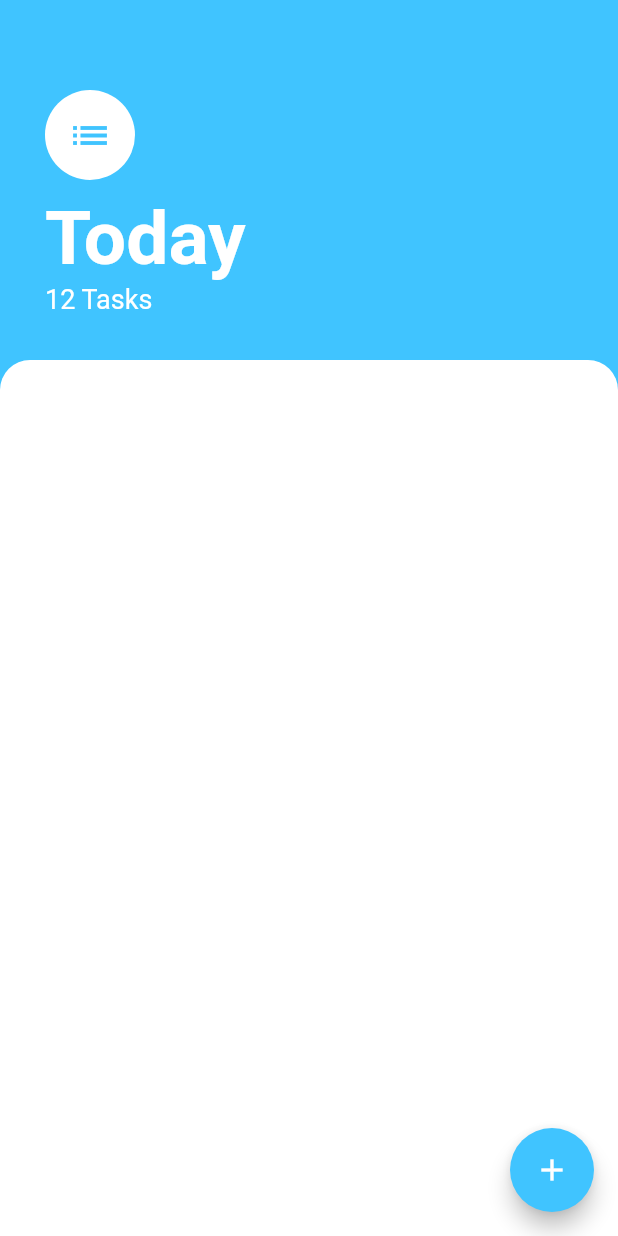
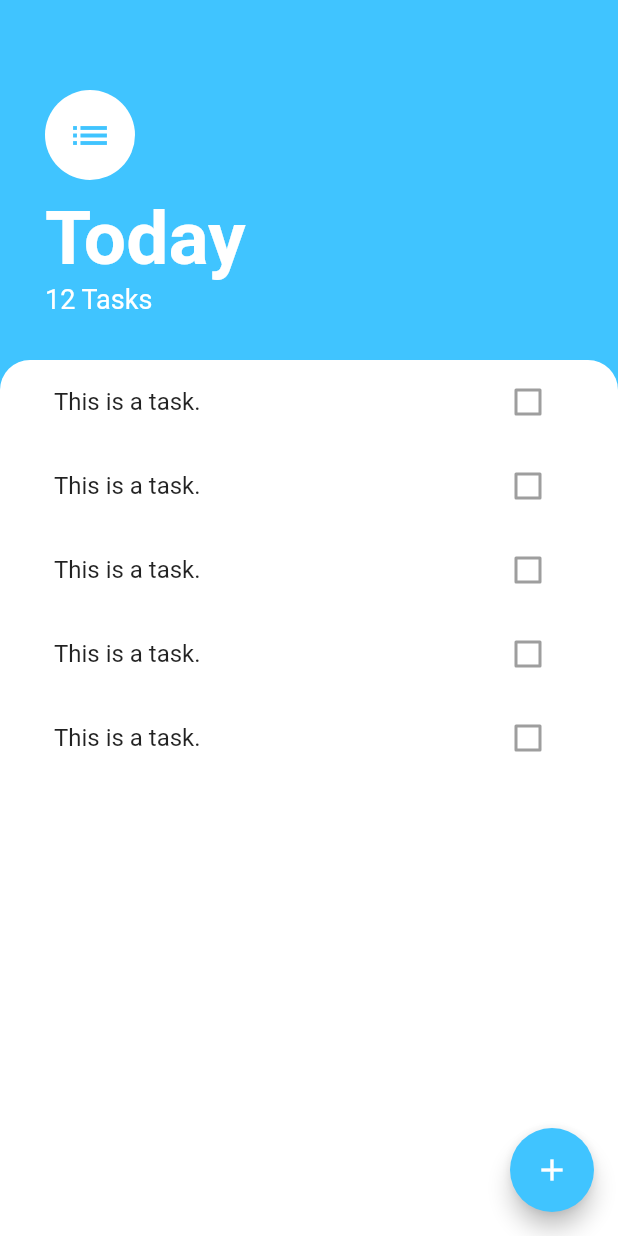
Before and after one commit to fghjjkl32/today_flutter, a Flutter app: the screen it shows after launch, on a phone screen of 412 x 824 dp. Run offline on Flutter 3.47's test engine with Material 2 defaults, Android fonts, the phone set to English and light mode, and no system bars.

Commit message:
feat | add : List view

```diff
--- a/lib/screens/tasks_screen.dart
+++ b/lib/screens/tasks_screen.dart
@@ -1,4 +1,5 @@
 import 'package:flutter/material.dart';
+import 'package:today_flutter/widgets/task_list.dart';
 
 class TasksScreen extends StatelessWidget {
   @override
@@ -50,6 +51,7 @@ class TasksScreen extends StatelessWidget {
           ),
           Expanded(
             child: Container(
+              padding: EdgeInsets.symmetric(horizontal: 20),
               decoration: BoxDecoration(
                 color: Colors.white,
                 borderRadius: BorderRadius.only(
@@ -57,6 +59,7 @@ class TasksScreen extends StatelessWidget {
                   topRight: Radius.circular(20),
                 ),
               ),
+              child: TasksList(),
             ),
           ),
         ],
--- /dev/null
+++ b/lib/widgets/task_list.dart
@@ -0,0 +1,17 @@
+import 'package:flutter/material.dart';
+import 'package:today_flutter/widgets/task_tile.dart';
+
+class TasksList extends StatelessWidget {
+  @override
+  Widget build(BuildContext context) {
+    return ListView(
+      children: [
+        TaskTile(),
+        TaskTile(),
+        TaskTile(),
+        TaskTile(),
+        TaskTile(),
+      ],
+    );
+  }
+}
--- /dev/null
+++ b/lib/widgets/task_tile.dart
@@ -0,0 +1,14 @@
+import 'package:flutter/material.dart';
+
+class TaskTile extends StatelessWidget {
+  @override
+  Widget build(BuildContext context) {
+    return ListTile(
+      title: Text("This is a task."),
+      trailing: Checkbox(
+        value: false,
+        onChanged: null,
+      ),
+    );
+  }
+}
```
